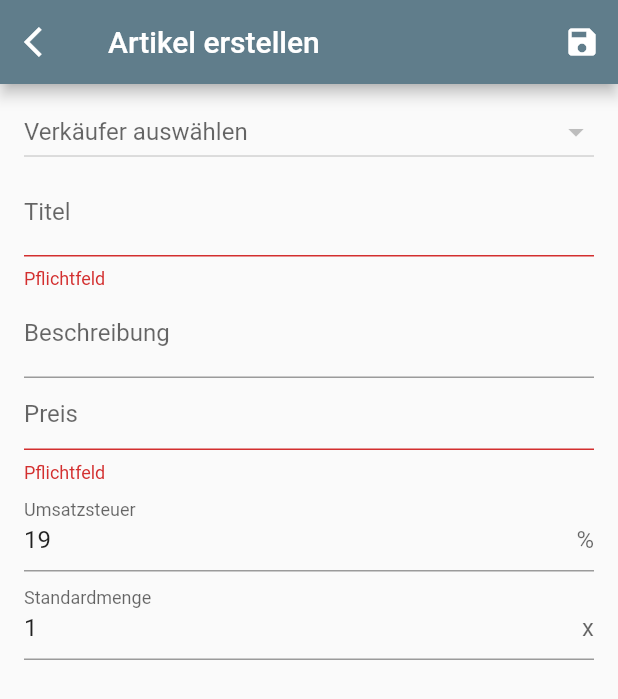
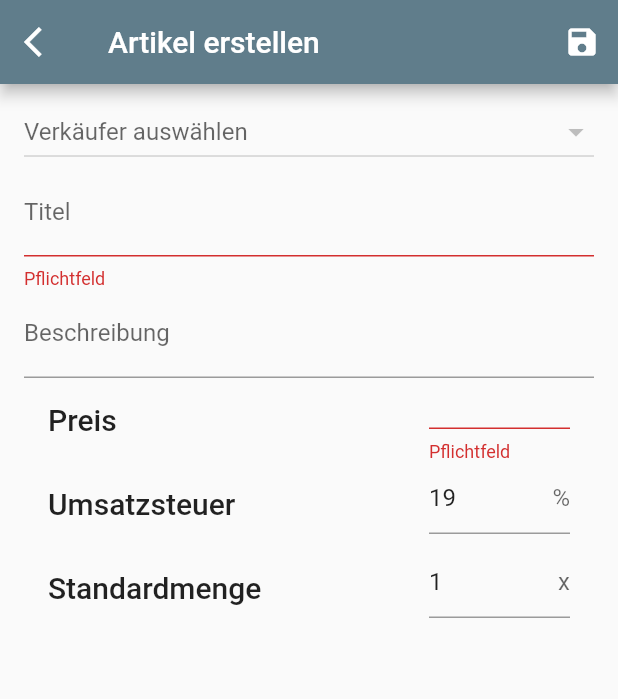
Before and after one commit to leontappe/bitter, a Flutter app: the ItemPage screen opened directly, after a tap on the "save" icon, on a phone screen of 412 x 824 dp. Shown: the top 699 px of the screen. Run offline on Flutter 3.47's test engine with Material 2 defaults, Android fonts, the phone set to English and light mode, and no system bars; our stand-ins replace bloc, flutter_bloc, package_info, path_provider_platform_interface, pdf, sqflite and 2 more; missing offline and left inert: file_chooser, mysql1; accounts and stored records are empty; statements that could not run were skipped.

Commit message:
finalize items list
Closes #30

```diff
--- a/lib/src/pages/items/item_page.dart
+++ b/lib/src/pages/items/item_page.dart
@@ -35,7 +35,7 @@ class _ItemPageState extends State<ItemPage> {
                   icon: Icon(Icons.arrow_back_ios),
                   onPressed: () => onPopRoute(context),
                 )),
-        title: Text((widget.item != null) ? widget.item.title : 'Artikel erstellen'),
+        title: Text((widget.item != null) ? 'Artikel bearbeiten' : 'Artikel erstellen'),
         actions: [
           IconButton(icon: Icon(Icons.save), onPressed: onSaveItem),
           if (widget.item != null)
@@ -44,7 +44,7 @@ class _ItemPageState extends State<ItemPage> {
       ),
       body: ListView(
         children: <Widget>[
-          if (widget.item != null) ItemCard(item: widget.item),
+          if (widget.item != null) ItemCard(item: item),
           Padding(
             padding: EdgeInsets.fromLTRB(16.0, (widget.item != null) ? 16.0 : 8.0, 16.0, 8.0),
             child: Form(
@@ -52,6 +52,7 @@ class _ItemPageState extends State<ItemPage> {
               child: Column(
                 children: <Widget>[
                   VendorSelector(
+                    disabled: widget.item != null,
                     onChanged: (Vendor v) {
                       setState(() {
                         item.vendor = v.id;
@@ -80,24 +81,36 @@ class _ItemPageState extends State<ItemPage> {
                       dirty = true;
                     },
                   ),
-                  TextFormField(
+                  ListTile(
+                    title: Text('Preis', style: Theme.of(context).textTheme.headline6),
+                    trailing: Container(
+                      width: 94.0,
+                      height: 64.0,
+                      child: TextFormField(
                         initialValue: (item.price != null)
                             ? (item.price.toDouble() / 100.0).toStringAsFixed(2)
                             : '',
                         validator: (input) => input.isEmpty ? 'Pflichtfeld' : null,
                         keyboardType: TextInputType.numberWithOptions(),
                         onChanged: (String input) {
-                      setState(() =>
-                          item.price = (double.parse(input.replaceAll(',', '.')) * 100).toInt());
+                          setState(() => item.price =
+                              (double.parse(input.replaceAll(',', '.')) * 100).toInt());
                           _formKey.currentState.validate();
                         },
-                    decoration: InputDecoration(suffixText: '€', hintText: 'Preis'),
+                        decoration: InputDecoration(suffixText: '€'),
                       ),
-                  TextFormField(
+                    ),
+                  ),
+                  ListTile(
+                    title: Text('Umsatzsteuer', style: Theme.of(context).textTheme.headline6),
+                    trailing: Container(
+                      width: 94.0,
+                      height: 64.0,
+                      child: TextFormField(
                         maxLines: 1,
                         controller: TextEditingController(text: item.tax.toString()),
                         keyboardType: TextInputType.numberWithOptions(),
-                    decoration: InputDecoration(labelText: 'Umsatzsteuer', suffixText: '%'),
+                        decoration: InputDecoration(suffixText: '%'),
                         validator: (input) => input.isEmpty ? 'Pflichtfeld' : null,
                         onChanged: (String input) {
                           item.tax = int.parse(input);
@@ -105,17 +118,26 @@ class _ItemPageState extends State<ItemPage> {
                           dirty = true;
                         },
                       ),
-                  TextFormField(
+                    ),
+                  ),
+                  ListTile(
+                    title: Text('Standardmenge', style: Theme.of(context).textTheme.headline6),
+                    trailing: Container(
+                      width: 94.0,
+                      height: 64.0,
+                      child: TextFormField(
                         maxLines: 1,
                         initialValue: item.quantity?.toString() ?? '1',
                         keyboardType: TextInputType.numberWithOptions(),
-                    decoration: InputDecoration(labelText: 'Standardmenge', suffixText: 'x'),
+                        decoration: InputDecoration(suffixText: 'x'),
                         validator: (input) => input.isEmpty ? 'Pflichtfeld' : null,
                         onChanged: (String input) {
                           item.quantity = int.parse(input);
                           _formKey.currentState.validate();
                           dirty = true;
                         },
+                      ),
+                    ),
                   ),
                 ],
               ),
@@ -186,10 +208,11 @@ class _ItemPageState extends State<ItemPage> {
       if (widget.item != null) {
         await repo.update(item);
         dirty = false;
+        setState(() => item);
       } else {
         await repo.insert(item);
         dirty = false;
-        await onPopRoute(context);
+        await Navigator.pop<bool>(context, true);
       }
       return true;
     }
--- a/lib/src/widgets/item_card.dart
+++ b/lib/src/widgets/item_card.dart
@@ -17,8 +17,8 @@ class ItemCard extends StatelessWidget {
           mainAxisSize: MainAxisSize.min,
           crossAxisAlignment: CrossAxisAlignment.start,
           children: <Widget>[
-            Text('Artikelnummer ' + item.itemId.toString(), style: Theme.of(context).textTheme.headline5),
             Text(item.title, style: Theme.of(context).textTheme.headline5),
+            Text('Artikel ' + item.itemId.toString(), style: Theme.of(context).textTheme.headline6),
           ],
         ),
       ),
--- a/lib/src/widgets/vendor_selector.dart
+++ b/lib/src/widgets/vendor_selector.dart
@@ -7,9 +7,14 @@ import '../repositories/vendor_repository.dart';
 class VendorSelector extends StatefulWidget {
   final int initialValue;
   final Function(Vendor) onChanged;
+  final bool disabled;
 
-  const VendorSelector({Key key, @required this.onChanged, @required this.initialValue})
-      : super(key: key);
+  const VendorSelector({
+    Key key,
+    @required this.onChanged,
+    @required this.initialValue,
+    this.disabled = false,
+  }) : super(key: key);
 
   @override
   _VendorSelectorState createState() => _VendorSelectorState();
@@ -24,13 +29,15 @@ class _VendorSelectorState extends State<VendorSelector> {
   @override
   Widget build(BuildContext context) {
     return DropdownButton<int>(
-      hint: Text('Verkäufer auswählen'),
+      hint: Text((widget.disabled) ? _vendor?.name ?? '' : 'Verkäufer auswählen'),
       isExpanded: true,
       value: _vendor?.id,
-      onChanged: (int value) {
-        setState(() => _vendor = _vendors.singleWhere((Vendor v) => v.id == value));
-        widget.onChanged(_vendor);
-      },
+      onChanged: (widget.disabled)
+          ? null
+          : (int value) {
+              setState(() => _vendor = _vendors.singleWhere((Vendor v) => v.id == value));
+              widget.onChanged(_vendor);
+            },
       items: <DropdownMenuItem<int>>[
         ..._vendors
             .map<DropdownMenuItem<int>>(
```
Lines whose indentation alone changed are shown as unchanged.
